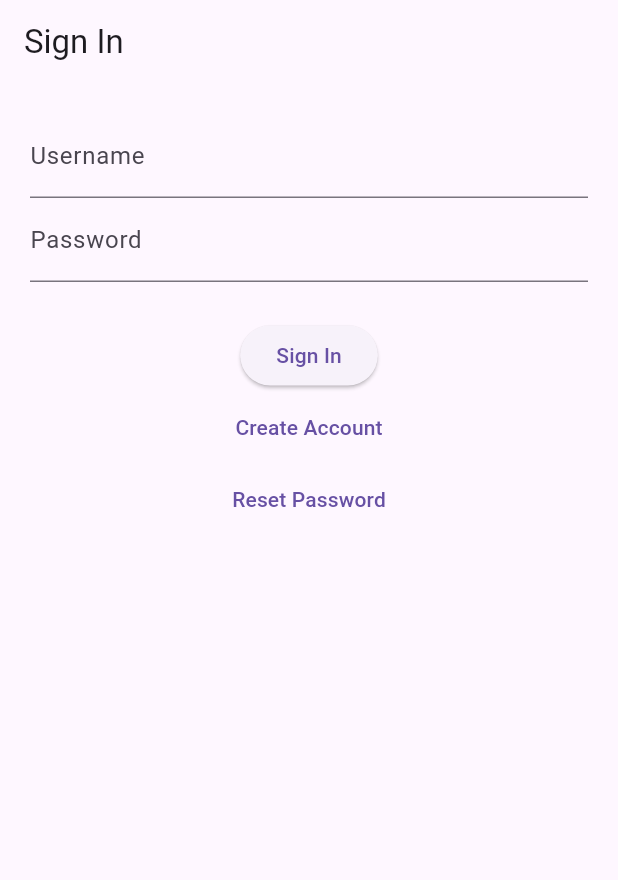
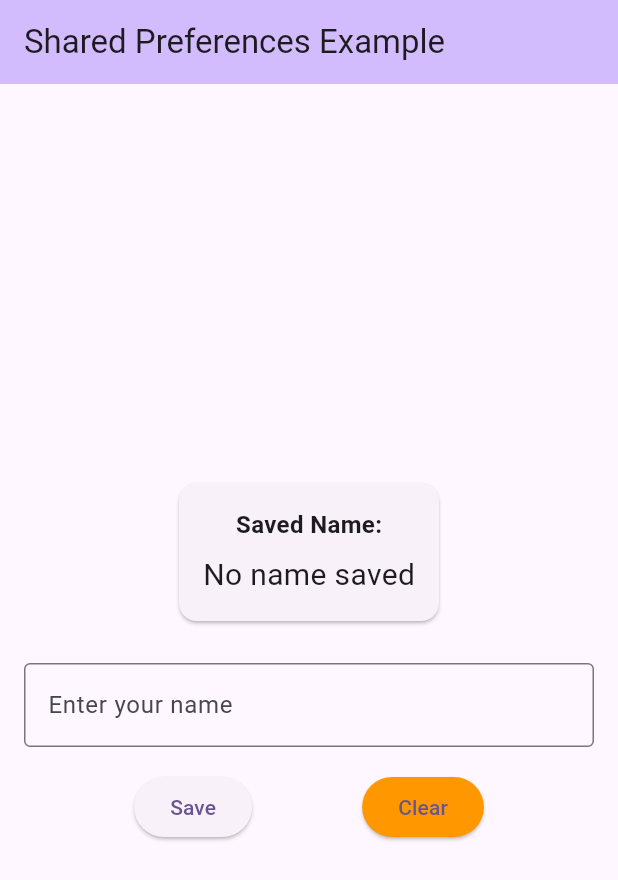
Before and after one commit to mohmmed77331/sebha_app, a Flutter app: the screen it shows after launch, on a phone screen of 412 x 824 dp. Shown: the top 880 px of the screen. Run offline on Flutter 3.47's test engine with Material 3 defaults, Android fonts, the phone set to English and light mode, and no system bars; our stand-ins replace shared_preferences.

Commit message:
SharedPreferences

```diff
--- a/lib/main.dart
+++ b/lib/main.dart
@@ -1,187 +1,139 @@
-import 'dart:io';
 import 'package:flutter/material.dart';
-import 'package:path_provider/path_provider.dart';
+import 'package:shared_preferences/shared_preferences.dart';
 
 void main() {
   runApp(const MyApp());
 }
 
-/// ----------------------
-///  APP ROOT
-/// ----------------------
 class MyApp extends StatelessWidget {
   const MyApp({super.key});
 
   @override
   Widget build(BuildContext context) {
     return MaterialApp(
-      debugShowCheckedModeBanner: false,
-      home: const SignInPage(),
+      title: 'Lecture 10 - Shared Preferences & File Manager',
+      theme: ThemeData(
+        colorScheme: ColorScheme.fromSeed(seedColor: Colors.deepPurple),
+        useMaterial3: true,
+      ),
+      home: const SharedPreferencesPage(),
     );
   }
 }
 
+class SharedPreferencesPage extends StatefulWidget {
+  const SharedPreferencesPage({super.key});
 
-Future<File> getFile() async {
-  final dir = await getApplicationSupportDirectory();
-  final file = File("${dir.path}/sign_file.txt");
-  if (!await file.exists()) {
-    await file.create(recursive: true);
-  }
-  return file;
+  @override
+  State<SharedPreferencesPage> createState() => _SharedPreferencesPageState();
 }
 
+class _SharedPreferencesPageState extends State<SharedPreferencesPage> {
+  final TextEditingController _nameController = TextEditingController();
+  String _savedName = '';
 
+  @override
+  void initState() {
+    super.initState();
+    _loadName();
+  }
 
-/// SAVE()  ➜ إضافة مستخدم جديد أو تحديث كلمة المرور
-Future<void> save(String username, String password, String department) async {
-  final f = await getFile();
-  final line = "username_$username, password_$password, department_$department\n";
-  await f.writeAsString(line, mode: FileMode.append);
-}
+  @override
+  void dispose() {
+    _nameController.dispose();
+    super.dispose();
+  }
 
-/// CHECKVALUE()  ➜ فحص المستخدم داخل الملف
-Future<bool> checkValue(String username, String password) async {
-  final f = await getFile();
-  final lines = await f.readAsLines();
+  Future<void> _loadName() async {
+    final prefs = await SharedPreferences.getInstance();
+    setState(() {
+      _savedName = prefs.getString('name') ?? 'No name saved';
+    });
+  }
 
-  for (var line in lines) {
-    if (line.contains("username_$username") &&
-        line.contains("password_$password")) {
-      return true;
-    }
-  }
-  return false;
-}
-
-/// CHANGE PASSWORD  ➜ يعتمد على checkValue + save
-Future<bool> changePassword(
-    String username, String oldPass, String newPass) async {
-  final f = await getFile();
-  final lines = await f.readAsLines();
-
-  bool found = false;
-  List<String> newData = [];
-
-  for (var line in lines) {
-    if (line.contains("username_$username") &&
-        line.contains("password_$oldPass")) {
-      found = true;
-
-      // استخراج التخصص
-      final dep = line.split(",")[2].trim().replaceAll("department_", "");
-
-      // السطر الجديد
-      final updated =
-          "username_$username, password_$newPass, department_$dep";
-      newData.add(updated);
-    } else {
-      newData.add(line);
+  Future<void> _saveName() async {
+    final prefs = await SharedPreferences.getInstance();
+    await prefs.setString('name', _nameController.text);
+    _nameController.clear();
+    _loadName();
+    if (mounted) {
+      ScaffoldMessenger.of(context).showSnackBar(
+        const SnackBar(
+          content: Text('Name saved successfully!'),
+          backgroundColor: Colors.green,
+        ),
+      );
     }
   }
 
-  if (found) {
-    await f.writeAsString(newData.join("\n"));
+  Future<void> _clearName() async {
+    final prefs = await SharedPreferences.getInstance();
+    await prefs.remove('name');
+    _loadName();
+    if (mounted) {
+      ScaffoldMessenger.of(context).showSnackBar(
+        const SnackBar(
+          content: Text('Name cleared!'),
+          backgroundColor: Colors.orange,
+        ),
+      );
+    }
   }
-
-  return found;
-}
-
-
-class SignInPage extends StatefulWidget {
-  const SignInPage({super.key});
-
-  @override
-  State<SignInPage> createState() => _SignInPageState();
-}
-
-class _SignInPageState extends State<SignInPage> {
-  final user = TextEditingController();
-  final pass = TextEditingController();
 
   @override
   Widget build(BuildContext context) {
     return Scaffold(
-      appBar: AppBar(title: const Text("Sign In")),
+      appBar: AppBar(
+        backgroundColor: Theme.of(context).colorScheme.inversePrimary,
+        title: const Text('Shared Preferences Example'),
+      ),
       body: Padding(
-        padding: const EdgeInsets.all(20),
+        padding: const EdgeInsets.all(16),
         child: Column(
+          mainAxisAlignment: MainAxisAlignment.center,
           children: [
-            TextField(controller: user, decoration: const InputDecoration(labelText: "Username")),
-            TextField(controller: pass, decoration: const InputDecoration(labelText: "Password")),
-            const SizedBox(height: 25),
-            ElevatedButton(
-              onPressed: () async {
-                bool ok = await checkValue(user.text, pass.text);
-                if (ok) {
-                  Navigator.push(context,
-                      MaterialPageRoute(builder: (_) => HomePage(username: user.text)));
-                } else {
-                  ScaffoldMessenger.of(context).showSnackBar(
-                      const SnackBar(content: Text("User Not Found")));
-                }
-              },
-              child: const Text("Sign In"),
+            Card(
+              child: Padding(
+                padding: const EdgeInsets.all(16),
+                child: Column(
+                  children: [
+                    const Text(
+                      'Saved Name:',
+                      style: TextStyle(fontSize: 16, fontWeight: FontWeight.bold),
+                    ),
+                    const SizedBox(height: 8),
+                    Text(
+                      _savedName,
+                      style: const TextStyle(fontSize: 20),
+                    ),
+                  ],
+                ),
+              ),
             ),
-            TextButton(
-              onPressed: () {
-                Navigator.push(context,
-                    MaterialPageRoute(builder: (_) => const SignUpPage()));
-              },
-              child: const Text("Create Account"),
+            const SizedBox(height: 24),
+            TextField(
+              controller: _nameController,
+              decoration: const InputDecoration(
+                labelText: 'Enter your name',
+                border: OutlineInputBorder(),
+              ),
             ),
-            TextButton(
-              onPressed: () {
-                Navigator.push(context,
-                    MaterialPageRoute(builder: (_) => const ResetPasswordPage()));
-              },
-              child: const Text("Reset Password"),
-            )
-          ],
-        ),
-      ),
-    );
-  }
-}
-
-////////////////////////////////////////////////////////////////////
-///
-///
-///                SIGN UP PAGE
-///
-////////////////////////////////////////////////////////////////////
-
-class SignUpPage extends StatefulWidget {
-  const SignUpPage({super.key});
-
-  @override
-  State<SignUpPage> createState() => _SignUpPageState();
-}
-
-class _SignUpPageState extends State<SignUpPage> {
-  final user = TextEditingController();
-  final pass = TextEditingController();
-  final dep = TextEditingController();
-
-  @override
-  Widget build(BuildContext context) {
-    return Scaffold(
-      appBar: AppBar(title: const Text("Sign Up")),
-      body: Padding(
-        padding: const EdgeInsets.all(20),
-        child: Column(
-          children: [
-            TextField(controller: user, decoration: const InputDecoration(labelText: "Username")),
-            TextField(controller: pass, decoration: const InputDecoration(labelText: "Password")),
-            TextField(controller: dep, decoration: const InputDecoration(labelText: "Department")),
-            const SizedBox(height: 25),
-            ElevatedButton(
-              onPressed: () async {
-                await save(user.text, pass.text, dep.text);
-                ScaffoldMessenger.of(context).showSnackBar(
-                    const SnackBar(content: Text("User Saved")));
-              },
-              child: const Text("Save"),
+            const SizedBox(height: 16),
+            Row(
+              mainAxisAlignment: MainAxisAlignment.spaceEvenly,
+              children: [
+                ElevatedButton(
+                  onPressed: _saveName,
+                  child: const Text('Save'),
+                ),
+                ElevatedButton(
+                  onPressed: _clearName,
+                  style: ElevatedButton.styleFrom(
+                    backgroundColor: Colors.orange,
+                  ),
+                  child: const Text('Clear'),
+                ),
+              ],
             ),
           ],
         ),
@@ -189,72 +141,3 @@ class _SignUpPageState extends State<SignUpPage> {
     );
   }
 }
-
-////////////////////////////////////////////////////////////////////
-///
-///
-///                RESET PASSWORD PAGE
-///
-////////////////////////////////////////////////////////////////////
-
-class ResetPasswordPage extends StatefulWidget {
-  const ResetPasswordPage({super.key});
-
-  @override
-  State<ResetPasswordPage> createState() => _ResetPasswordPageState();
-}
-
-class _ResetPasswordPageState extends State<ResetPasswordPage> {
-  final user = TextEditingController();
-  final oldPass = TextEditingController();
-  final newPass = TextEditingController();
-
-  @override
-  Widget build(BuildContext context) {
-    return Scaffold(
-      appBar: AppBar(title: const Text("Reset Password")),
-      body: Padding(
-        padding: const EdgeInsets.all(20),
-        child: Column(
-          children: [
-            TextField(controller: user, decoration: const InputDecoration(labelText: "Username")),
-            TextField(controller: oldPass, decoration: const InputDecoration(labelText: "Old Password")),
-            TextField(controller: newPass, decoration: const InputDecoration(labelText: "New Password")),
-            const SizedBox(height: 20),
-            ElevatedButton(
-                onPressed: () async {
-                  bool ok = await changePassword(
-                      user.text, oldPass.text, newPass.text);
-                  ScaffoldMessenger.of(context).showSnackBar(SnackBar(
-                      content: Text(ok ? "Password Updated" : "Wrong Old Password")));
-                },
-                child: const Text("Update"))
-          ],
-        ),
-      ),
-    );
-  }
-}
-
-////////////////////////////////////////////////////////////////////
-///
-///
-///                HOME PAGE
-///
-////////////////////////////////////////////////////////////////////
-
-class HomePage extends StatelessWidget {
-  final String username;
-  const HomePage({super.key, required this.username});
-
-  @override
-  Widget build(BuildContext context) {
-    return Scaffold(
-      appBar: AppBar(title: const Text("Home Page")),
-      body: Center(
-        child: Text("Welcome, $username",
-            style: const TextStyle(fontSize: 26, fontWeight: FontWeight.bold)),
-      ),
-    );
-  }
-}
```
